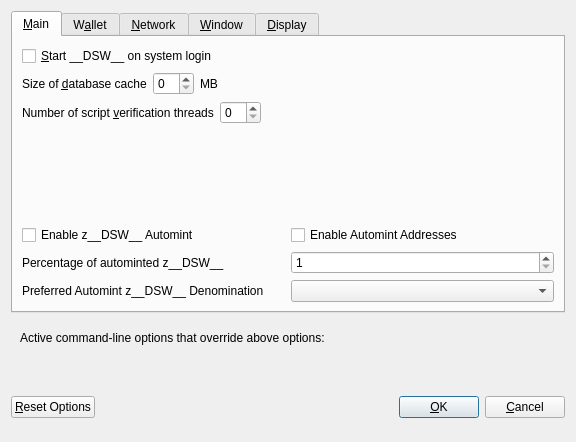
decenomy/DSW, file src/qt/forms/optionsdialog.ui: the form before one commit.
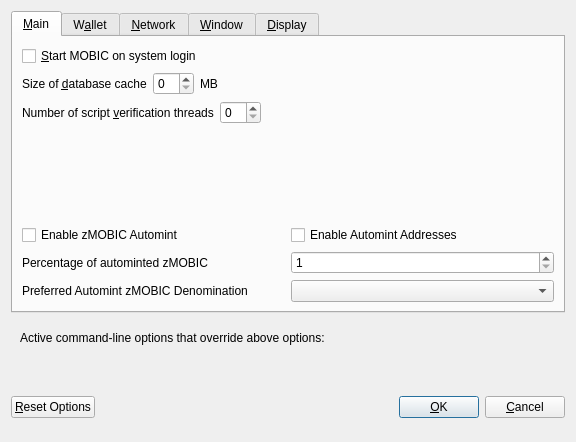
The form after the commit. Custom widgets are drawn as their Qt base class.

Commit message: Replace standard coin unit __DSW__ by MOBIC (7)

Patch:
```diff
--- a/src/qt/forms/optionsdialog.ui
+++ b/src/qt/forms/optionsdialog.ui
@@ -33,7 +33,7 @@
           <string>Automatically start __DSW__ after logging in to the system.</string>
          </property>
          <property name="text">
-          <string>&amp;Start __DSW__ on system login</string>
+          <string>&amp;Start MOBIC on system login</string>
          </property>
         </widget>
        </item>
@@ -147,7 +147,7 @@
                <enum>Qt::LeftToRight</enum>
               </property>
               <property name="text">
-               <string>Enable z__DSW__ Automint</string>
+               <string>Enable zMOBIC Automint</string>
               </property>
              </widget>
             </item>
@@ -174,7 +174,7 @@
                <string>Percentage of incoming __DSW__ which get automatically converted to z__DSW__ via Zerocoin Protocol (min: 10%)</string>
               </property>
               <property name="text">
-               <string>Percentage of autominted z__DSW__</string>
+               <string>Percentage of autominted zMOBIC</string>
               </property>
              </widget>
             </item>
@@ -207,7 +207,7 @@
                <string>Wait with automatic conversion to Zerocoin until enough __DSW__ for this denomination is available</string>
               </property>
               <property name="text">
-               <string>Preferred Automint z__DSW__ Denomination</string>
+               <string>Preferred Automint zMOBIC Denomination</string>
               </property>
              </widget>
             </item>
```
Left out of the diff: 18 changed lines with no effect on the pictures. The commit also changes 9 other files.
